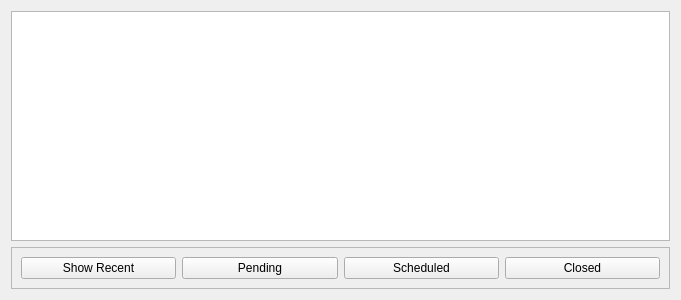
The window that drc/gui/mediationbrowser.ui (lansdon/cpts483_drc) describes before a commit, drawn with Qt 5.
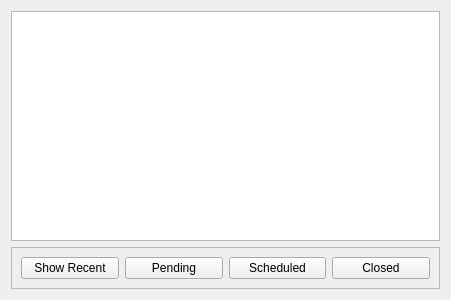
The same window after the commit.

What changed in the file:
```diff
--- a/drc/gui/mediationbrowser.ui
+++ b/drc/gui/mediationbrowser.ui
@@ -6,7 +6,7 @@
    <rect>
     <x>0</x>
     <y>0</y>
-    <width>681</width>
+    <width>451</width>
     <height>300</height>
    </rect>
   </property>
```
